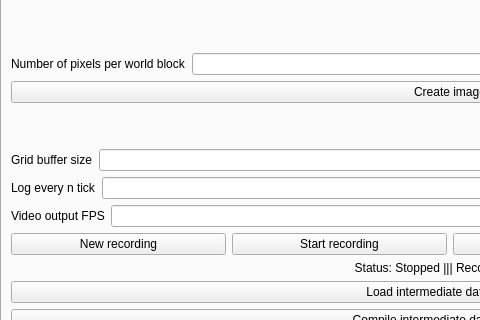
Before: the Qt Designer form Source/UiFiles/recorder.ui in SuperSpaceEye/LifeEngineExtended, drawn with Qt 5; both pictures show x 0 to 480 and y 129 to 449 of the 900 by 674 pixel window.
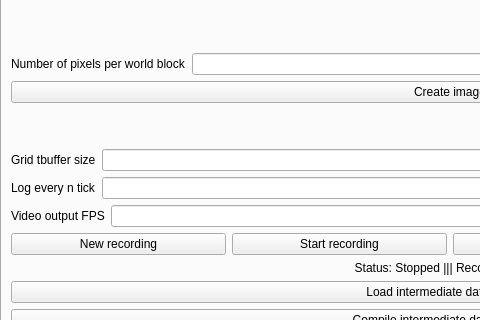
After: the same form once the commit is applied.

```diff
--- a/Source/UiFiles/recorder.ui
+++ b/Source/UiFiles/recorder.ui
@@ -94,7 +94,7 @@
          <item>
           <widget class="QLabel" name="label_2">
            <property name="text">
-            <string>Grid buffer size</string>
+            <string>Grid tbuffer size</string>
            </property>
           </widget>
          </item>
```
